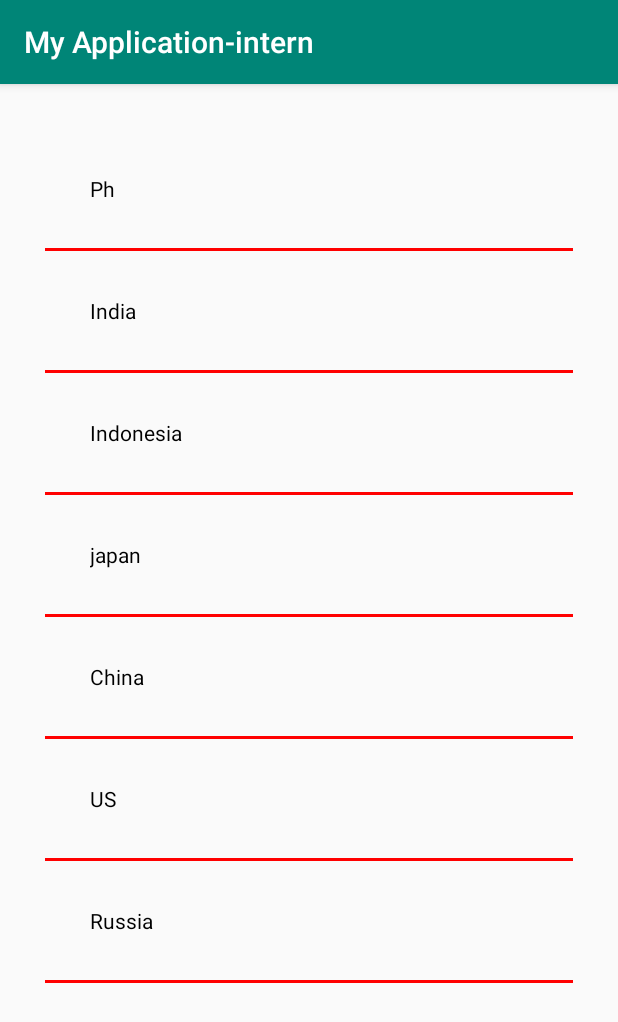
After one commit to jolas013/Intern-app, an Android app: the ListViewActivity screen opened directly, with no data from a screen before it, on a phone screen of 412 x 824 dp. The commit adds this screen. Shown: the top 1022 px of the screen. Run offline under Robolectric (Android 15) with nearby library versions, the phone set to English and light mode, and no system bars.

Commit message:
List View

```diff
--- a/app/src/main/AndroidManifest.xml
+++ b/app/src/main/AndroidManifest.xml
@@ -20,7 +20,9 @@
         <activity android:name=".RegisterActivity" />
         <activity android:name=".SettingsActivity" />
         <activity android:name=".AccountSettingActivity" />
-        <activity android:name=".toastBundle"></activity>
+        <activity android:name=".toastBundle" />
+        <activity android:name=".ListViewActivity" />
+        <activity android:name=".RecyclerViewActivity"></activity>
     </application>
 
 </manifest>
--- /dev/null
+++ b/app/src/main/java/org/development/jcc/myapplication_intern/ListViewActivity.java
@@ -0,0 +1,26 @@
+package org.development.jcc.myapplication_intern;
+
+import android.support.v7.app.AppCompatActivity;
+import android.os.Bundle;
+import android.view.Window;
+import android.widget.ArrayAdapter;
+import android.widget.ListView;
+
+public class ListViewActivity extends AppCompatActivity {
+    private ListView listView;
+    private ArrayAdapter<String> arrayAdapter;
+
+
+    @Override
+    protected void onCreate(Bundle savedInstanceState) {
+        requestWindowFeature(Window.FEATURE_NO_TITLE);
+        super.onCreate(savedInstanceState);
+        setContentView(R.layout.activity_list_view);
+        listView = (ListView)findViewById(R.id.lView);
+
+        String[] array = {"Ph","India","Indonesia","japan","China","US","Russia"};
+        arrayAdapter = new ArrayAdapter<String>(this,R.layout.activity_list_view,R.id.txtView,array);
+        listView.setAdapter(arrayAdapter);
+
+    }
+}
--- a/app/src/main/java/org/development/jcc/myapplication_intern/MainActivity.java
+++ b/app/src/main/java/org/development/jcc/myapplication_intern/MainActivity.java
@@ -76,7 +76,7 @@ public class MainActivity extends AppCompatActivity {
     }
 
     private void addDrawerItems() {
-        final String[] osArray = {"Login", "Register"};
+        final String[] osArray = {"Login", "Register","ListView Activity"};
         mAdapter = new ArrayAdapter<String>(this, android.R.layout.simple_list_item_1, osArray);
         mDrawerList.setAdapter(mAdapter);
 
@@ -90,6 +90,9 @@ public class MainActivity extends AppCompatActivity {
                 } else if (position == 1) {
                     Intent m2 = new Intent(MainActivity.this, RegisterActivity.class);
                     startActivity(m2);
+                } else if (position == 2){
+                    Intent intent = new Intent(MainActivity.this,ListViewActivity.class);
+                    startActivity(intent);
                 }
 
             }
--- /dev/null
+++ b/app/src/main/res/layout/activity_list_view.xml
@@ -0,0 +1,30 @@
+<?xml version="1.0" encoding="utf-8"?>
+<android.support.constraint.ConstraintLayout xmlns:android="http://schemas.android.com/apk/res/android"
+    xmlns:app="http://schemas.android.com/apk/res-auto"
+    xmlns:tools="http://schemas.android.com/tools"
+    android:layout_width="match_parent"
+    android:layout_height="match_parent"
+    tools:context=".ListViewActivity"
+    android:padding="30dp">
+
+    <ListView
+        android:id="@+id/lView"
+        android:layout_width="match_parent"
+        android:layout_height="match_parent"
+        android:divider="#f00"
+        android:dividerHeight="2dp"
+        tools:ignore="MissingConstraints"
+        tools:layout_editor_absoluteX="6dp"
+        tools:layout_editor_absoluteY="77dp
+        " />
+
+    <TextView
+        android:id="@+id/txtView"
+        android:layout_width="wrap_content"
+        android:layout_height="wrap_content"
+        android:textColor="	#000000"
+        tools:layout_editor_absoluteX="173dp"
+        tools:layout_editor_absoluteY="231dp"
+        tools:ignore="MissingConstraints" />
+
+</android.support.constraint.ConstraintLayout>
```
Also changed, not shown: app/src/main/java/org/development/jcc/myapplication_intern/RecyclerViewActivity.java (added, +13 -0 lines), app/src/main/res/layout/activity_recycler_view.xml (added, +9 -0 lines).
